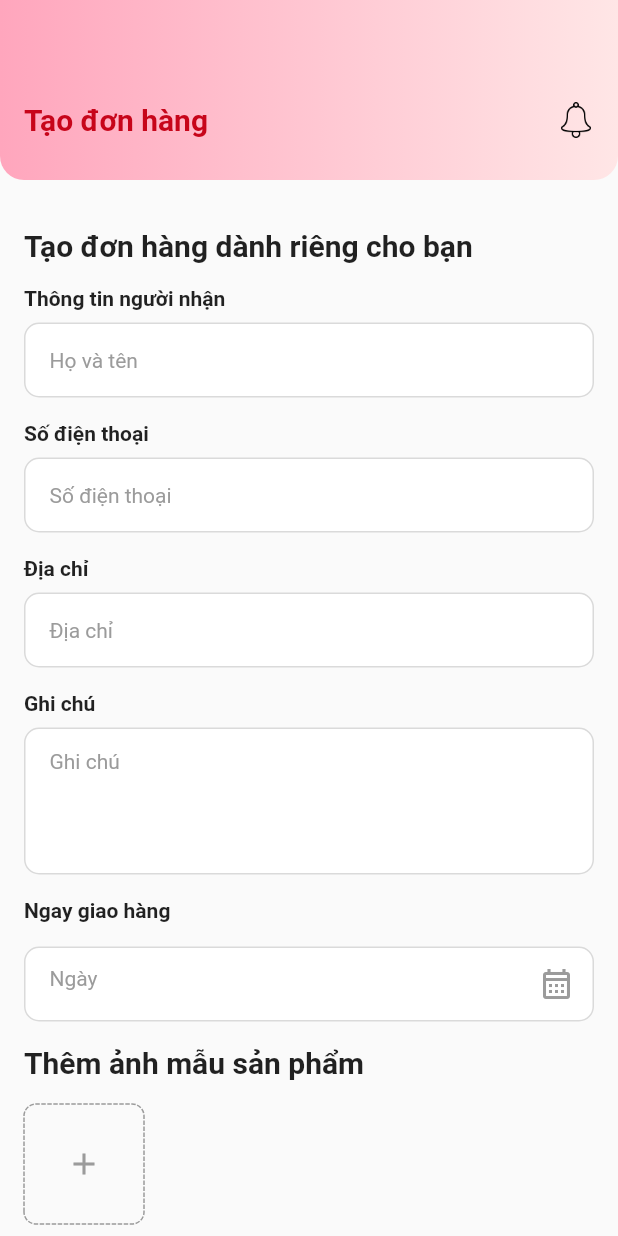
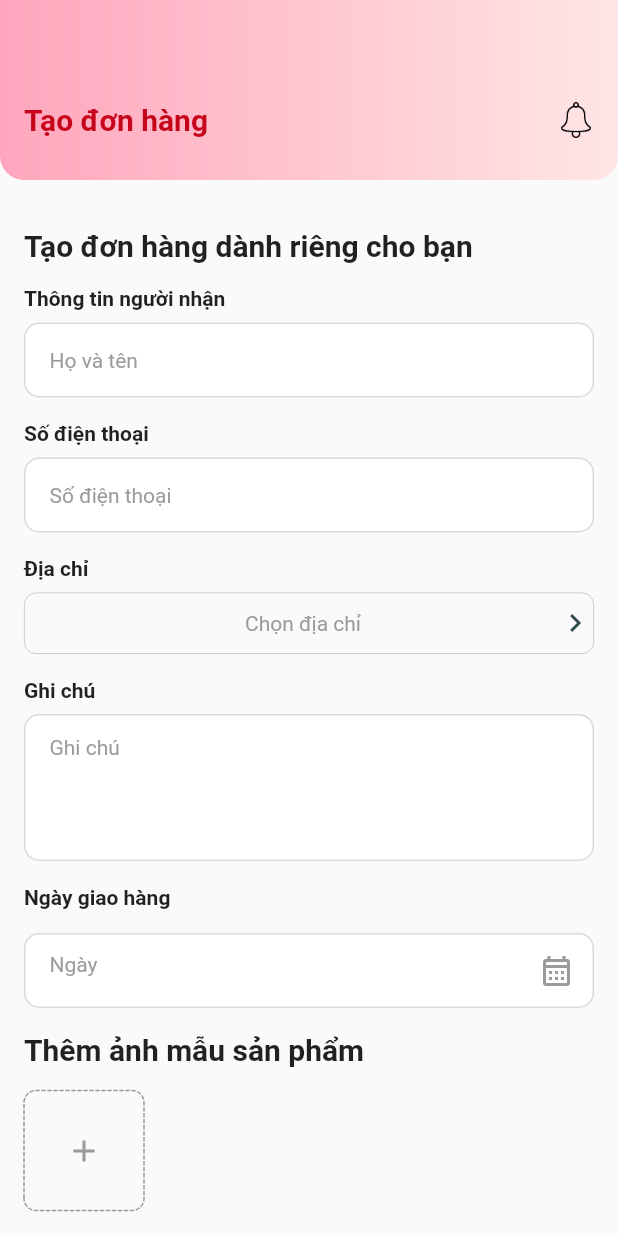
Before and after one commit to tiendvth/shop_cake_project, a Flutter app: the CreateMyOrderPage screen opened directly, on a phone screen of 412 x 824 dp. Run offline on Flutter 3.47's test engine with Material 2 defaults, Android fonts, the phone set to English and light mode, and no system bars; drawn by our look-alikes of dotted_border; our stand-ins replace bloc, dio, dropdown_button2, easy_localization, equatable, firebase_auth and 13 more; accounts and stored records are empty.

Commit message:
DVT | Update tạo đơn hàng.

```diff
--- a/shop_cake/lib/src/create_my_order/ui/create_my_order_page.dart
+++ b/shop_cake/lib/src/create_my_order/ui/create_my_order_page.dart
@@ -213,18 +213,45 @@ class _CreateMyOrderPageState extends State<CreateMyOrderPage> {
                       const SizedBox(
                         height: 8,
                       ),
-                      CTextFormField(
-                        hintText: 'Địa chỉ',
-                        hintStyle: GoogleFonts.roboto(
-                          fontSize: 14,
-                          fontWeight: FontWeight.w400,
-                          color: k9B9B9B,
+                      Container(
+                        padding: const EdgeInsets.only(
+                            top: 8, bottom: 8, left: 16),
+                        decoration: BoxDecoration(
+                          borderRadius: BorderRadius.circular(8),
+                          border: Border.all(
+                            color: kMainDarkGreyColor,
+                            width: 0.5,
+                          ),
                         ),
-                        onComplete: () {
-                          //FocusManager.instance.primaryFocus?.dispose();
-                        },
-                        contentPadding: const EdgeInsets.only(
-                            top: 12, bottom: 12, left: 16),
+                        child: InkWell(
+                          onTap: () {
+                            //FocusManager.instance.primaryFocus?.dispose();
+                          },
+                          child: Row(
+                            children: [
+                              Expanded(
+                                child: Column(
+                                  children: [
+                                    Text(
+                                      'Chọn địa chỉ',
+                                      style: GoogleFonts.roboto(
+                                        fontSize: 14,
+                                        fontWeight: FontWeight.w400,
+                                        color: k9B9B9B,
+                                      ),
+                                    ),
+                                  ],
+                                ),
+                              ),
+                              const Center(
+                                child: Icon(
+                                  Icons.keyboard_arrow_right,
+                                  color: kF2F4B4E,
+                                ),
+                              ),
+                            ],
+                          ),
+                        ),
                       ),
                       const SizedBox(
                         height: 16,
@@ -257,7 +284,7 @@ class _CreateMyOrderPageState extends State<CreateMyOrderPage> {
                         height: 16,
                       ),
                       Text(
-                        'Ngay giao hàng',
+                        'Ngày giao hàng',
                         style: GoogleFonts.roboto(
                           fontSize: 14,
                           fontWeight: FontWeight.w700,
```
